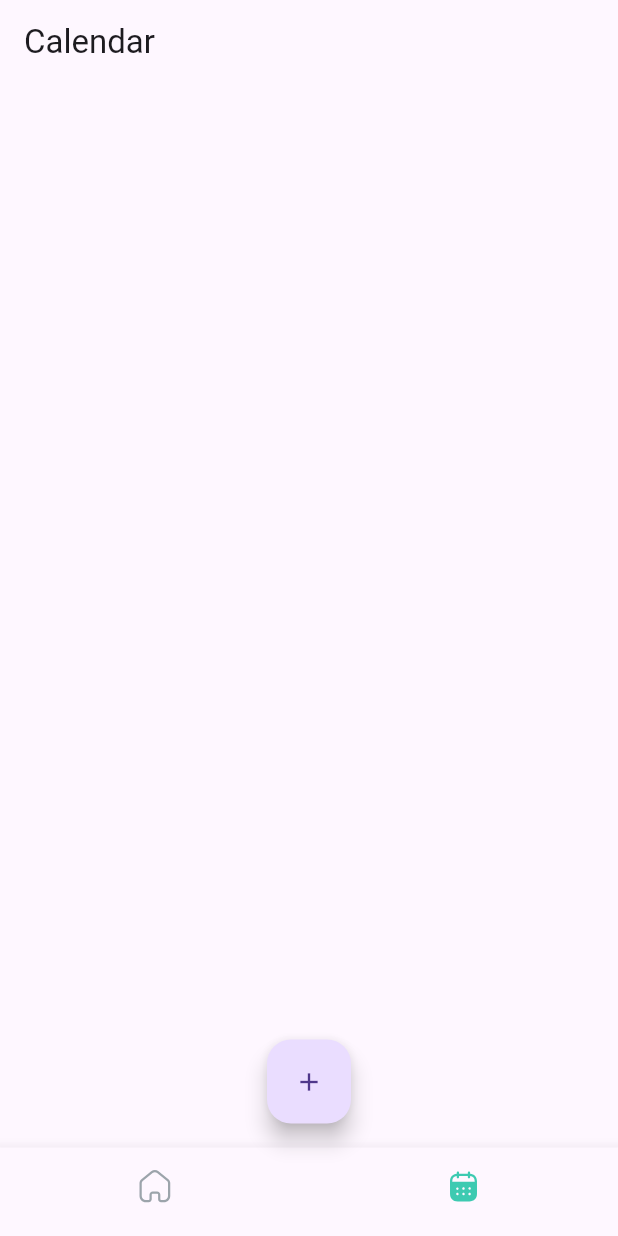
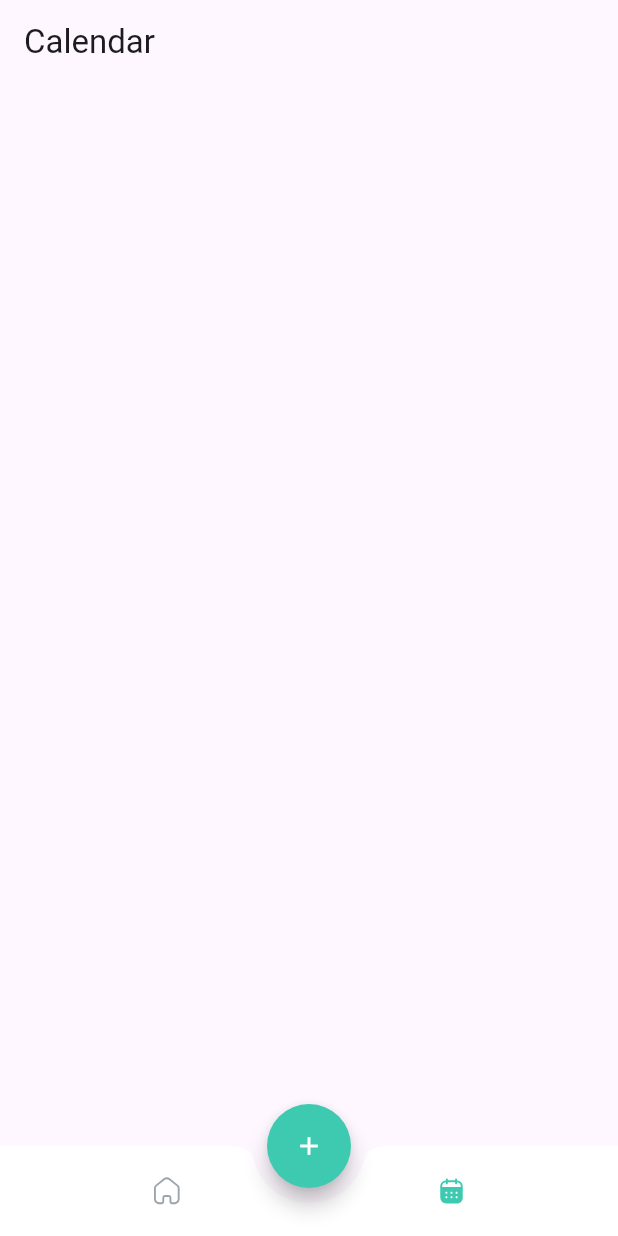
Before and after one commit to TuVoXuan/todo_app, a Flutter app: the Calendar screen opened by its route, on a phone screen of 412 x 824 dp. Run offline on Flutter 3.47's test engine with Material 3 defaults, Android fonts, the phone set to English and light mode, and no system bars; our stand-ins replace flutter_slidable, flutter_svg, go_router.

Commit message:
feat: add todo item form bypass in shell route

```diff
--- a/lib/main.dart
+++ b/lib/main.dart
@@ -18,9 +18,12 @@ class MyApp extends StatelessWidget {
   }
 }
 
+final GlobalKey<NavigatorState> _rootNavigatorKey = GlobalKey<NavigatorState>();
 final _shellNavigatorKey = GlobalKey<NavigatorState>();
 
 final GoRouter _router = GoRouter(
+  debugLogDiagnostics: true,
+  navigatorKey: _rootNavigatorKey,
   initialLocation: Home.routeName,
   routes: [
     ShellRoute(
@@ -31,18 +34,29 @@ final GoRouter _router = GoRouter(
           name: Home.routeName,
           path: Home.routeName,
           builder: (context, state) => const Home(),
+          routes: [
+            GoRoute(
+              name: TodoItemForm.routeName,
+              path: TodoItemForm.routeName,
+              builder: (context, state) => const TodoItemForm(),
+              parentNavigatorKey: _rootNavigatorKey,
+            ),
+          ],
         ),
         GoRoute(
           name: Calendar.routeName,
           path: Calendar.routeName,
           builder: (context, state) => const Calendar(),
+          routes: [
+            GoRoute(
+              name: '${Calendar.routeName}${TodoItemForm.routeName}',
+              path: TodoItemForm.routeName,
+              builder: (context, state) => const TodoItemForm(),
+              parentNavigatorKey: _rootNavigatorKey,
+            ),
+          ],
         ),
       ],
     ),
-    GoRoute(
-      name: TodoItemForm.routeName,
-      path: TodoItemForm.routeName,
-      builder: (context, state) => const TodoItemForm(),
-    ),
   ],
 );
--- a/lib/pages/todo_item_form.dart
+++ b/lib/pages/todo_item_form.dart
@@ -7,6 +7,12 @@ class TodoItemForm extends StatelessWidget {
 
   @override
   Widget build(BuildContext context) {
-    return const Placeholder();
+    return Scaffold(
+      appBar: AppBar(
+        title: Text('Todo Item Form'),
+        backgroundColor: Color(0xFF3DCAB1),
+      ),
+      body: Center(child: Text('Todo Item Form Content Goes Here')),
+    );
   }
 }
--- a/lib/widgets/base_scaffold.dart
+++ b/lib/widgets/base_scaffold.dart
@@ -2,6 +2,7 @@ import 'package:flutter/material.dart';
 import 'package:go_router/go_router.dart';
 import 'package:todo_app/pages/calendar.dart';
 import 'package:todo_app/pages/home.dart';
+import 'package:todo_app/pages/todo_item_form.dart';
 import 'package:todo_app/widgets/svg_assets.dart';
 import 'package:todo_app/widgets/svg_icon.dart';
 
@@ -33,39 +34,39 @@ class BaseScaffold extends StatelessWidget {
     final selectedIndex = _locationToTabIndex(location);
 
     return Scaffold(
-      floatingActionButtonLocation: FloatingActionButtonLocation.centerFloat,
+      floatingActionButtonLocation: FloatingActionButtonLocation.centerDocked,
       floatingActionButton: FloatingActionButton(
-        child: Icon(Icons.add, size: 20),
-        onPressed: () {},
+        backgroundColor: Color(0xFF3DCAB1),
+        shape: CircleBorder(),
+        child: Icon(Icons.add, size: 20, color: Colors.white),
+        onPressed: () => context.goNamed(TodoItemForm.routeName),
       ),
-      bottomNavigationBar: BottomNavigationBar(
-        showSelectedLabels: false,
-        showUnselectedLabels: false,
-        currentIndex: selectedIndex,
-        onTap: (index) {
-          final tab = tabs[index];
-          if (tab != null) {
-            context.go(tab['route']!);
-          }
-        },
-        items:
-            tabs
-                .map(
-                  (tab) => BottomNavigationBarItem(
-                    icon: SvgIcon(
-                      name: tab['icon']!,
-                      size: 24,
-                      color: Color(0xFF9CA4AB),
-                    ),
-                    activeIcon: SvgIcon(
-                      name: tab['activeIcon']!,
-                      size: 24,
-                      color: Color(0xFF3DCAB1),
-                    ),
-                    label: '',
-                  ),
-                )
-                .toList(),
+      bottomNavigationBar: BottomAppBar(
+        shape: CircularNotchedRectangle(),
+        height: 60,
+        notchMargin: 10,
+        color: Colors.white,
+        child: Row(
+          mainAxisSize: MainAxisSize.max,
+          mainAxisAlignment: MainAxisAlignment.spaceAround,
+          children: List.generate(tabs.length, (index) {
+            final tab = tabs[index];
+            final isSelected = index == selectedIndex;
+
+            return IconButton(
+              icon: SvgIcon(
+                name: isSelected ? tab['activeIcon'] : tab['icon'],
+                size: 24,
+                color: isSelected ? Color(0xFF3DCAB1) : Color(0xFF9CA4AB),
+              ),
+              onPressed: () {
+                if (!isSelected) {
+                  context.go(tab['route']);
+                }
+              },
+            );
+          }),
+        ),
       ),
       body: body,
     );
--- a/lib/widgets/todo_item.dart
+++ b/lib/widgets/todo_item.dart
@@ -1,6 +1,5 @@
 import 'package:flutter/material.dart';
 import 'package:flutter_slidable/flutter_slidable.dart';
-import 'package:flutter_svg/flutter_svg.dart';
 import 'package:todo_app/models/todo.dart';
 import 'package:todo_app/utils/colors.dart';
 import 'package:todo_app/widgets/svg_assets.dart';
```
